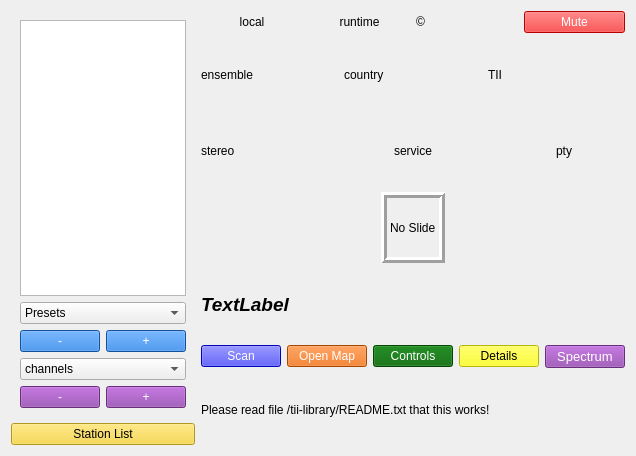
Old version of the form forms/dabradio.ui in the repository tomneda/DABstar.
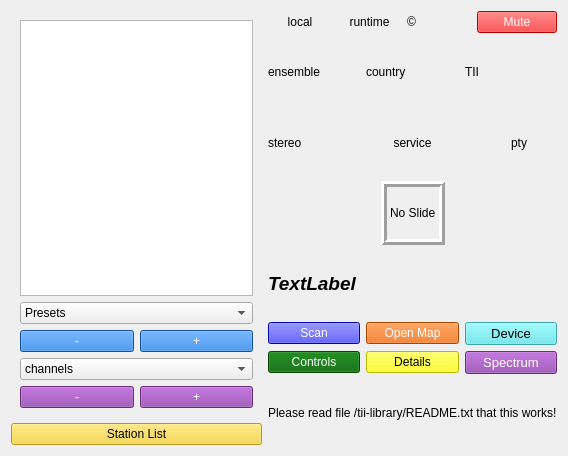
New version of the form. Custom widgets are drawn as their Qt base class.

Commit message: Move Device button to main UI

```diff
--- a/forms/dabradio.ui
+++ b/forms/dabradio.ui
@@ -372,6 +372,35 @@
         </widget>
        </item>
        <item>
+        <widget class="QPushButton" name="devicewidgetButton">
+         <property name="sizePolicy">
+          <sizepolicy hsizetype="Preferred" vsizetype="Fixed">
+           <horstretch>0</horstretch>
+           <verstretch>0</verstretch>
+          </sizepolicy>
+         </property>
+         <property name="font">
+          <font>
+           <family>Cantarell</family>
+           <pointsize>10</pointsize>
+          </font>
+         </property>
+         <property name="toolTip">
+          <string>&lt;html&gt;&lt;head/&gt;&lt;body&gt;&lt;p&gt;show or hide the widget for controlling the device.&lt;/p&gt;&lt;/body&gt;&lt;/html&gt;</string>
+         </property>
+         <property name="styleSheet">
+          <string notr="true">background-color: rgb(87, 230, 236); color: black;</string>
+         </property>
+         <property name="text">
+          <string>Device</string>
+         </property>
+        </widget>
+       </item>
+      </layout>
+     </item>
+     <item>
+      <layout class="QHBoxLayout" name="horizontalLayout_10">
+       <item>
         <widget class="QPushButton" name="configButton">
          <property name="toolTip">
           <string>&lt;html&gt;&lt;head/&gt;&lt;body&gt;&lt;p&gt;Hide or  show the configuration-control widget&lt;/p&gt;&lt;/body&gt;&lt;/html&gt;</string>
```
The commit also changes 3 other files.
